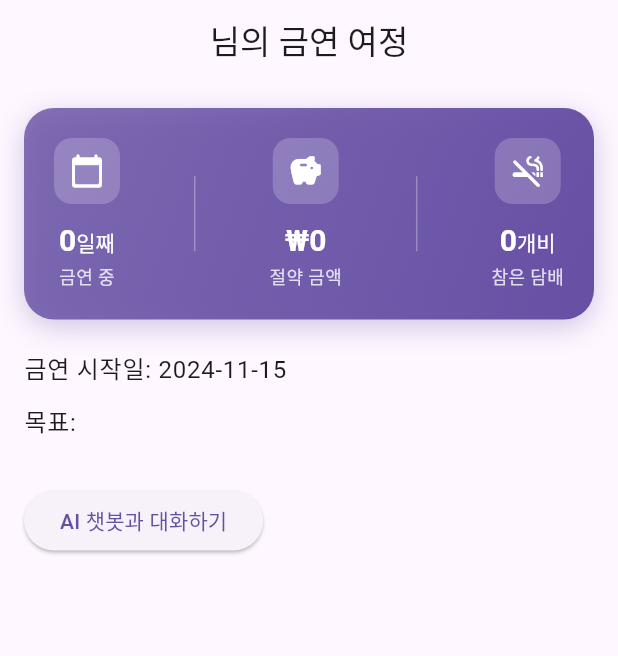
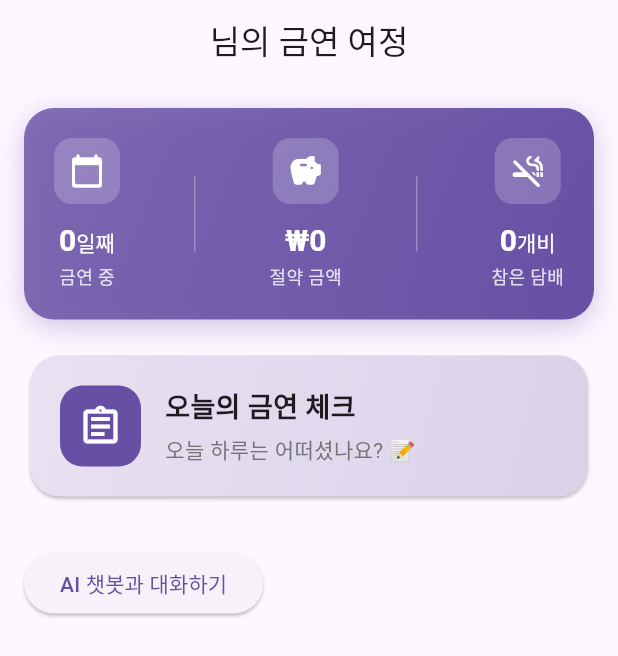
Before and after one commit to Mseunghwan/no_smoke, a Flutter app: the HomeScreen screen opened directly with empty values, on a phone screen of 412 x 824 dp. Shown: the top 656 px of the screen. Run offline on Flutter 3.47's test engine with Material 3 defaults, Android fonts, the light colour scheme and no system bars; our stand-ins replace shared_preferences; accounts and stored records are empty.

Commit message:
survey를 추가했어요 claude야 사랑해

```diff
--- a/lib/screens/home_screen.dart
+++ b/lib/screens/home_screen.dart
@@ -1,8 +1,10 @@
 import 'package:flutter/material.dart';
 import 'package:intl/intl.dart';
 import '../models/user_settings.dart';
-import '../screens/chat_screen.dart'; // ChatScreen이 있는 경로로 수정
-import '../widgets/stats_card.dart'; // StatsCard 파일 경로 확인
+import '../widgets/stats_card.dart'; // StatsCard
+import '../widgets/daliy_survey_card.dart'; // DailySurveyCard
+import 'chat_screen.dart';
+import 'daily_survey_screen.dart'; // DailySurveyScreen
 
 class HomeScreen extends StatelessWidget {
   final UserSettings settings;
@@ -29,14 +31,20 @@
               savedCigarettes: _calculateSavedCigarettes(settings),
             ),
             const SizedBox(height: 20),
-            Text(
-              '금연 시작일: ${DateFormat('yyyy-MM-dd').format(settings.quitDate)}',
-              style: Theme.of(context).textTheme.bodyLarge,
-            ),
-            const SizedBox(height: 10),
-            Text(
-              '목표: ${settings.goal ?? '목표를 설정해주세요'}',
-              style: Theme.of(context).textTheme.bodyLarge,
+            DailySurveyCard(
+              onTap: () {
+                Navigator.push(
+                  context,
+                  MaterialPageRoute(
+                    builder: (context) => DailySurveyScreen(
+                      onCigarettesUpdate: (cigarettes) {
+                        // 설문 완료 후 업데이트할 로직 추가 가능
+                      },
+                    ),
+                  ),
+                );
+              },
+              hasCompleted: false, // 설문 완료 여부에 따라 true/false로 설정
             ),
             const SizedBox(height: 30),
             ElevatedButton(
--- /dev/null
+++ b/lib/widgets/daliy_survey_card.dart
@@ -0,0 +1,98 @@
+// widgets/daily_survey_card.dart
+import 'package:flutter/material.dart';
+import 'package:shared_preferences/shared_preferences.dart';
+import 'dart:convert';
+import '../models/daily_survey.dart';
+
+// widgets/daily_survey_card.dart
+class DailySurveyCard extends StatelessWidget {
+  final VoidCallback onTap;
+  final bool hasCompleted;
+
+  const DailySurveyCard({
+    Key? key,
+    required this.onTap,
+    this.hasCompleted = false, // 기본값 추가
+  }) : super(key: key);
+
+  @override
+  Widget build(BuildContext context) {
+    return Card(
+      shape: RoundedRectangleBorder(
+        borderRadius: BorderRadius.circular(20),
+      ),
+      child: InkWell(
+        onTap: onTap,
+        borderRadius: BorderRadius.circular(20),
+        child: Container(
+          padding: const EdgeInsets.all(20),
+          decoration: BoxDecoration(
+            gradient: LinearGradient(
+              begin: Alignment.topLeft,
+              end: Alignment.bottomRight,
+              colors: hasCompleted
+                  ? [
+                Colors.green.shade50,
+                Colors.green.shade100,
+              ]
+                  : [
+                Theme.of(context).primaryColor.withOpacity(0.1),
+                Theme.of(context).primaryColor.withOpacity(0.2),
+              ],
+            ),
+            borderRadius: BorderRadius.circular(20),
+          ),
+          child: Column(
+            children: [
+              Row(
+                children: [
+                  Container(
+                    padding: const EdgeInsets.all(12),
+                    decoration: BoxDecoration(
+                      color: hasCompleted
+                          ? Colors.green
+                          : Theme.of(context).primaryColor,
+                      borderRadius: BorderRadius.circular(15),
+                    ),
+                    child: Icon(
+                      hasCompleted
+                          ? Icons.check_circle_outline
+                          : Icons.assignment_outlined,
+                      color: Colors.white,
+                      size: 30,
+                    ),
+                  ),
+                  const SizedBox(width: 16),
+                  Expanded(
+                    child: Column(
+                      crossAxisAlignment: CrossAxisAlignment.start,
+                      children: [
+                        Text(
+                          hasCompleted ? '오늘의 설문 완료!' : '오늘의 금연 체크',
+                          style: const TextStyle(
+                            fontSize: 18,
+                            fontWeight: FontWeight.bold,
+                          ),
+                        ),
+                        const SizedBox(height: 4),
+                        Text(
+                          hasCompleted
+                              ? '💪 수고하셨어요 매일 함께해요!'
+                              : '오늘 하루는 어떠셨나요? 📝',
+                          style: TextStyle(
+                            fontSize: 14,
+                            color: Colors.grey[600],
+                          ),
+                        ),
+                      ],
+                    ),
+                  ),
+                ],
+              ),
+            ],
+          ),
+        ),
+      ),
+    );
+  }
+}
```
Also changed, not shown: lib/models/daily_survey.dart (added, +43 -0 lines), lib/screens/daily_survey_screen.dart (added, +362 -0 lines).
